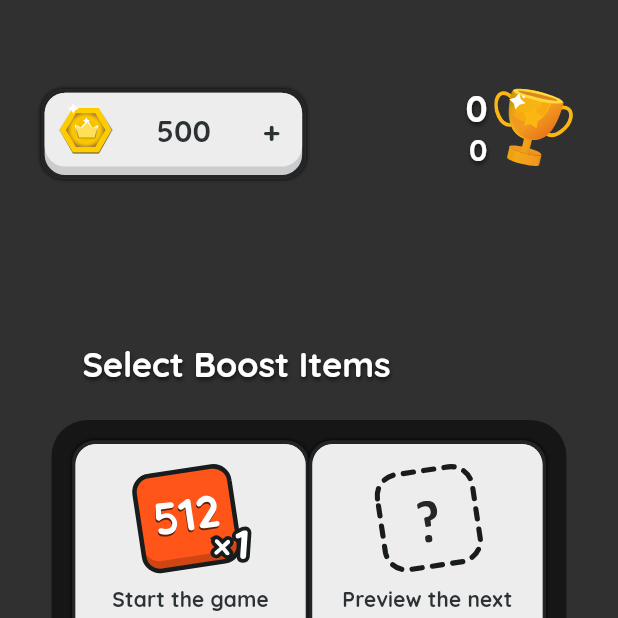
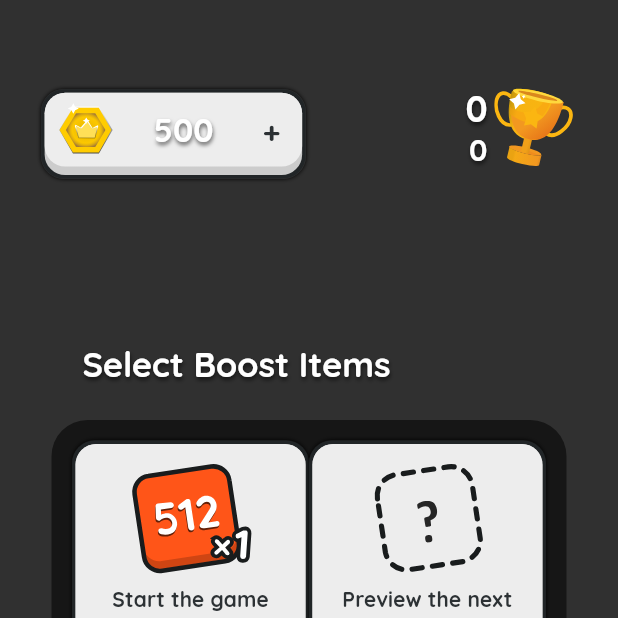
Before and after one commit to manjav/shooddice, a Flutter app: the screen it shows after launch, on a phone screen of 412 x 824 dp, the top half of it. Run offline on Flutter 3.47's test engine with Material 2 defaults, Android fonts, the phone set to English and light mode, and no system bars; our stand-ins replace flutter_svg, rive, shared_preferences; missing offline and left inert: flame, soundpool.

Commit message:
Autosize coins count text

```diff
--- a/numbers/lib/widgets/components.dart
+++ b/numbers/lib/widgets/components.dart
@@ -29,15 +29,17 @@ class Components {
   static Widget coins(BuildContext context,
       {Function()? onTap, bool clickable = true}) {
     var theme = Theme.of(context);
+    var text = "${Pref.coin.value.format()}";
     return Hero(
         tag: "coin",
         child: Buttons.button(
             content: Row(children: [
               SVG.show("coin", 32.d),
               Expanded(
-                  child: Text("${Pref.coin.value.format()}",
+                  child: Text(text,
                       textAlign: TextAlign.center,
-                      style: theme.textTheme.bodyText1)),
+                      style: theme.textTheme.bodyText2!
+                          .copyWith(fontSize: text.length > 5 ? 17 : 22))),
               clickable
                   ? Text("+  ",
                       textAlign: TextAlign.center,
```
